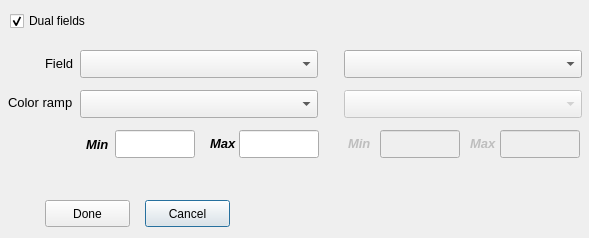
The window that qaequilibrae/modules/gis/forms/ui_bandwidth_color_ramps.ui (AequilibraE/qaequilibrae) describes before a commit, drawn with Qt 5.
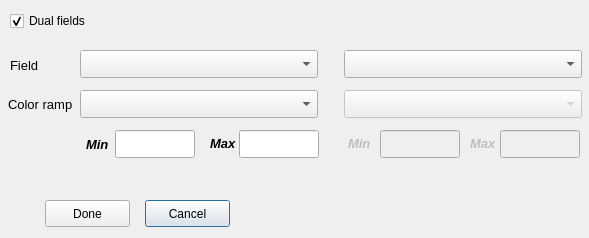
The same window after the commit. Custom widgets are drawn as their Qt base class.

What changed in the file:
```diff
--- a/qaequilibrae/modules/gis/forms/ui_bandwidth_color_ramps.ui
+++ b/qaequilibrae/modules/gis/forms/ui_bandwidth_color_ramps.ui
@@ -18,7 +18,7 @@
     <rect>
      <x>10</x>
      <y>10</y>
-     <width>88</width>
+     <width>131</width>
      <height>22</height>
     </rect>
    </property>
@@ -191,10 +191,10 @@
   <widget class="QLabel" name="label_5">
    <property name="geometry">
     <rect>
-     <x>45</x>
+     <x>10</x>
      <y>55</y>
-     <width>31</width>
-     <height>17</height>
+     <width>71</width>
+     <height>20</height>
     </rect>
    </property>
    <property name="font">
@@ -215,7 +215,7 @@
      <x>8</x>
      <y>94</y>
      <width>81</width>
-     <height>17</height>
+     <height>20</height>
     </rect>
    </property>
    <property name="font">
```
